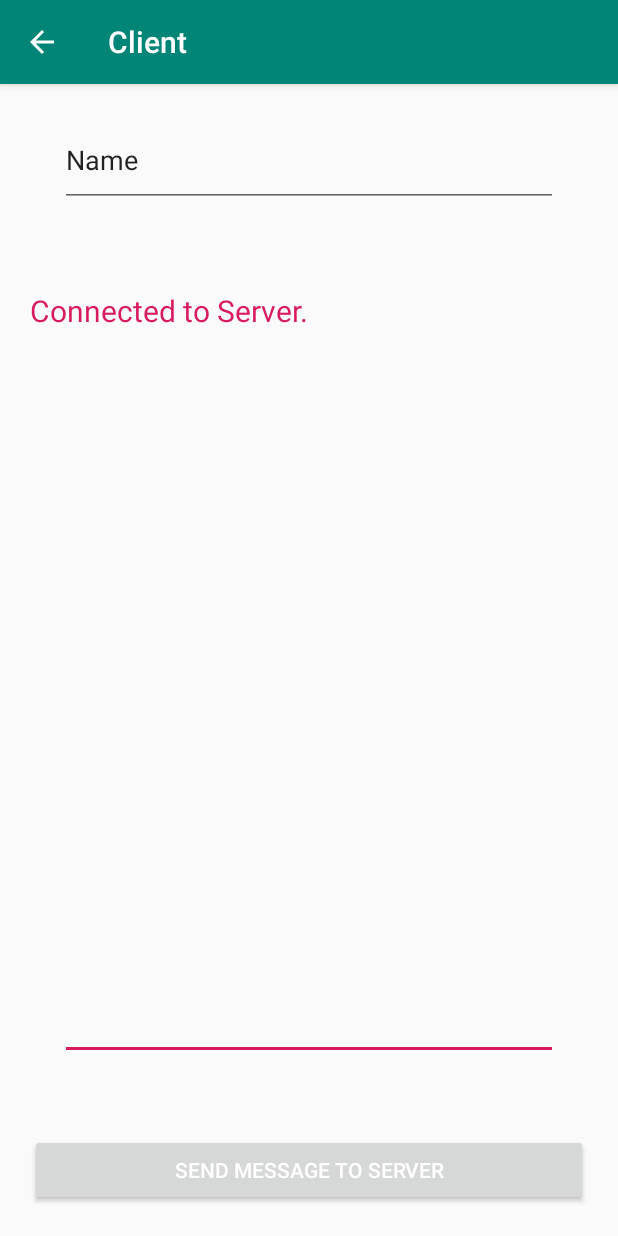
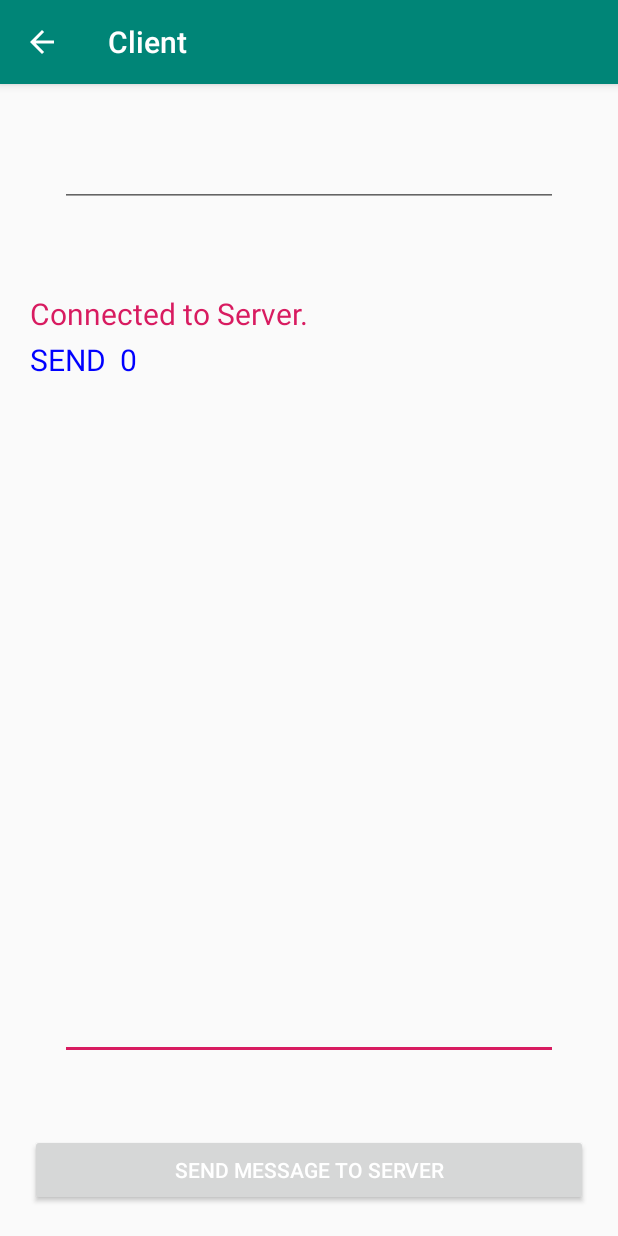
Before and after one commit to anb6536/Loop-Android, an Android app: the ChatActivity screen opened directly, with no data from a screen before it, after a tap on "SEND MESSAGE TO SERVER", on a phone screen of 412 x 824 dp. Run offline under Robolectric (Android 15) with nearby library versions, the phone set to English and light mode, and no system bars.

Commit message:
Implemented SEND protocol

```diff
--- a/app/src/main/java/com/example/login/ChatActivity.java
+++ b/app/src/main/java/com/example/login/ChatActivity.java
@@ -49,6 +49,7 @@ public class ChatActivity extends AppCompatActivity implements View.OnClickListe
         msgList = findViewById(R.id.msgList);
         edMessage = findViewById(R.id.edMessage);
         usernm = findViewById(R.id.usernm);
+        username = usernm.getText().toString();
 
         msgList.removeAllViews();
         clientThread = new ClientThread();
@@ -85,6 +86,7 @@ public class ChatActivity extends AppCompatActivity implements View.OnClickListe
 
         if (view.getId() == R.id.send_data) {
             String clientMessage = edMessage.getText().toString().trim();
+            clientMessage = "SEND " + username + " " + "0 " + clientMessage;
             showMessage(clientMessage, Color.BLUE);
             if (null != clientThread) {
                 clientThread.sendMessage(clientMessage);
--- a/app/src/main/java/com/example/login/MainActivity.java
+++ b/app/src/main/java/com/example/login/MainActivity.java
@@ -36,7 +36,7 @@ public class MainActivity extends AppCompatActivity {
 
     public void login(){
         username = usrnm.getText().toString();
-        Intent intent = new Intent(MainActivity.this, ChatActivity.class);
+        Intent intent = new Intent(MainActivity.this, HomeActivity.class);
         intent.putExtra("clientUsername", username);
         startActivity(intent);
     }
--- a/app/src/main/res/layout/activity_chat.xml
+++ b/app/src/main/res/layout/activity_chat.xml
@@ -20,10 +20,12 @@
         android:layout_alignParentRight="true" />
 
     <ScrollView
-        android:layout_width="351dp"
-        android:layout_height="408dp"
+        android:layout_width="371dp"
+        android:layout_height="398dp"
         android:layout_below="@+id/usernm"
-        android:layout_marginTop="52dp">
+        android:layout_marginTop="54dp"
+        android:layout_marginEnd="40dp"
+        android:layout_marginRight="40dp">
 
         <LinearLayout
             android:id="@+id/msgList"
@@ -56,6 +58,6 @@
         android:layout_marginRight="20dp"
         android:ems="10"
         android:inputType="textPersonName"
-        android:text="Name" />
+        android:text="" />
 
 </RelativeLayout>
```
Also changed, not shown: app/src/main/java/com/example/login/HomeActivity.java (+5 -5 lines).
